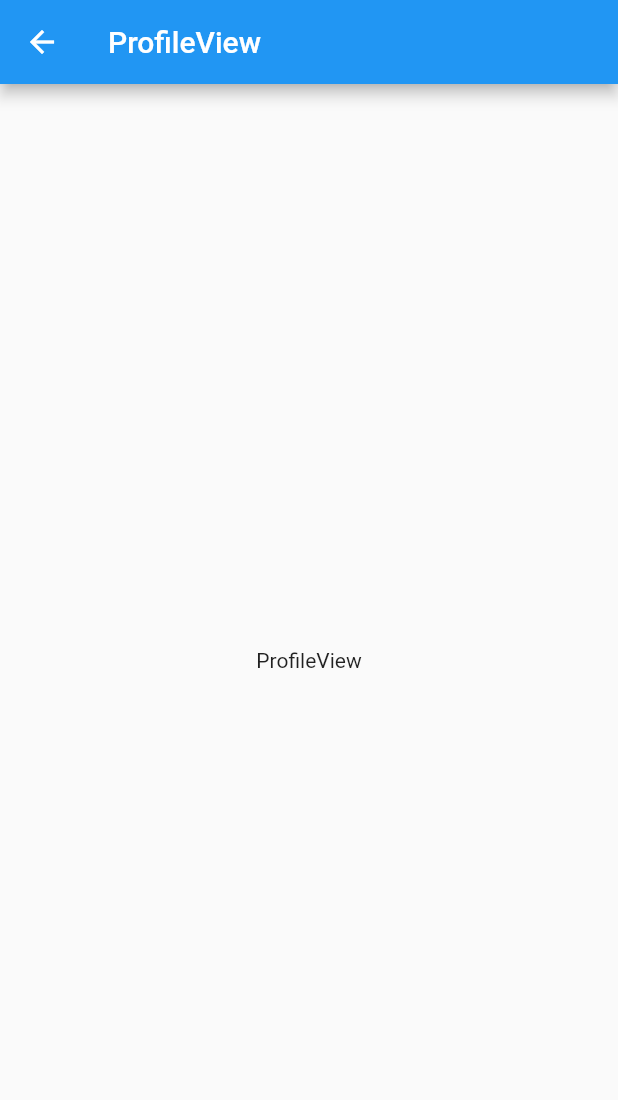
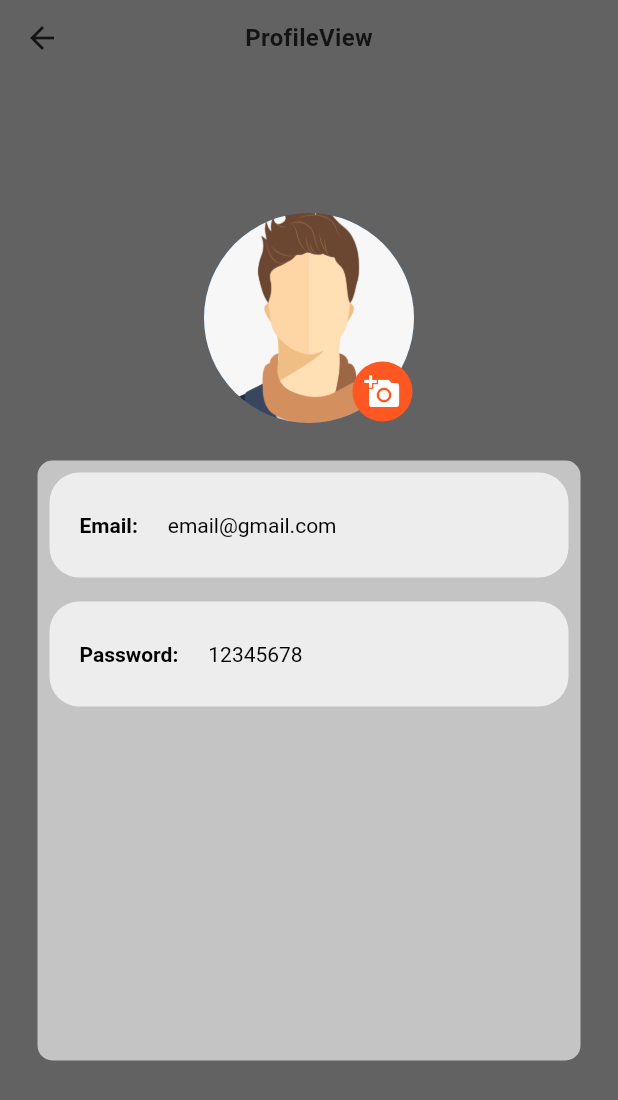
Before and after one commit to fiyakateam/fiyaka-mobile, a Flutter app: the ProfileView screen opened directly, on a phone screen of 412 x 824 dp. Shown: the top 1100 px of the screen. Run offline on Flutter 3.47's test engine with Material 2 defaults, Android fonts, the phone set to English and light mode, and no system bars; our stand-ins replace device_info, dio, get_it, shared_preferences, stacked, stacked_services; accounts and stored records are empty; Roboto replaces fonts that are missing (OpenSans, SFProDisplay); statements that could not run were skipped.

Commit message:
design profile view

```diff
--- a/lib/auth/view/login/login_viewmodel.dart
+++ b/lib/auth/view/login/login_viewmodel.dart
@@ -1,4 +1,5 @@
 import 'package:fiyaka/core/locator.dart';
+import 'package:fiyaka/core/router.dart';
 import 'package:flutter/material.dart';
 import 'package:stacked/stacked.dart';
 import 'package:stacked_services/stacked_services.dart';
@@ -8,7 +9,9 @@ class LoginViewModel extends BaseViewModel {
   final TextEditingController emailController = TextEditingController();
   final TextEditingController passwordController = TextEditingController();
 
-  Future<void> login() async {}
+  Future<void> login() async {
+    await _navigatorService.navigateTo(Routes.profile);
+  }
 
   void unfocus(BuildContext context) => FocusScope.of(context).unfocus();
 }
--- a/lib/auth/view/profile/profile_view.dart
+++ b/lib/auth/view/profile/profile_view.dart
@@ -1,3 +1,4 @@
+import 'package:fiyaka/core/widget/my_app_bar.dart';
 import 'package:stacked/stacked.dart';
 import 'package:flutter/material.dart';
 
@@ -15,12 +16,115 @@ class ProfileView extends ViewModelBuilderWidget<ProfileViewModel> {
 
   @override
   Widget builder(BuildContext context, ProfileViewModel model, Widget child) {
+    Widget _infoSection(String type, String data) {
+      return Padding(
+        padding: const EdgeInsets.all(8.0),
+        child: Container(
+          height: 70,
+          width: double.infinity,
+          decoration: BoxDecoration(
+            color: Colors.white70,
+            borderRadius: BorderRadius.circular(20),
+          ),
+          child: Row(
+            mainAxisAlignment: MainAxisAlignment.start,
+            children: [
+              SizedBox(
+                width: 20,
+              ),
+              Text(
+                type,
+                style: TextStyle(
+                  color: Colors.black,
+                  fontFamily: 'OpenSans',
+                  fontWeight: FontWeight.bold,
+                ),
+              ),
+              SizedBox(
+                width: 20,
+              ),
+              Text(
+                data,
+                style: TextStyle(
+                  color: Colors.black,
+                  fontFamily: 'OpenSans',
+                ),
+              ),
+            ],
+          ),
+        ),
+      );
+    }
+
     return Scaffold(
-      appBar: AppBar(
-        title: Text('ProfileView'),
+      appBar: MyAppBar(
+        title: 'ProfileView',
       ),
-      body: Center(
-        child: Text('ProfileView'),
+      backgroundColor: Color.fromRGBO(98, 98, 98, 1),
+      body: Column(
+        crossAxisAlignment: CrossAxisAlignment.center,
+        mainAxisAlignment: MainAxisAlignment.center,
+        children: [
+          Stack(
+            children: <Widget>[
+              CircleAvatar(
+                radius: 70,
+                child: ClipOval(
+                  child: Image.asset(
+                    'asset/images/avatar.png',
+                    height: 150,
+                    width: 150,
+                    fit: BoxFit.cover,
+                  ),
+                ),
+              ),
+              Positioned(
+                bottom: 1,
+                right: 1,
+                child: Container(
+                  height: 40,
+                  width: 40,
+                  child: GestureDetector(
+                    onTap: () {},
+                    child: Icon(
+                      Icons.add_a_photo,
+                      color: Colors.white,
+                    ),
+                  ),
+                  decoration: BoxDecoration(
+                    color: Colors.deepOrange,
+                    borderRadius: BorderRadius.all(
+                      Radius.circular(20),
+                    ),
+                  ),
+                ),
+              ),
+            ],
+          ),
+          Padding(
+            padding: const EdgeInsets.all(25),
+            child: Stack(
+              alignment: Alignment.topCenter,
+              children: [
+                SizedBox(
+                  width: double.infinity,
+                  height: 400,
+                  child: DecoratedBox(
+                    decoration: BoxDecoration(
+                        color: Color.fromRGBO(196, 196, 196, 1),
+                        borderRadius: BorderRadius.circular(10)),
+                  ),
+                ),
+                Column(
+                  children: [
+                    _infoSection('Email:', 'email@gmail.com'),
+                    _infoSection('Password:', '12345678')
+                  ],
+                ),
+              ],
+            ),
+          ),
+        ],
       ),
     );
   }
--- a/lib/core/router.dart
+++ b/lib/core/router.dart
@@ -1,4 +1,5 @@
 import 'package:fiyaka/auth/view/login/login_view.dart';
+import 'package:fiyaka/auth/view/profile/profile_view.dart';
 import 'package:flutter/cupertino.dart';
 import 'package:flutter/material.dart';
 
@@ -8,6 +9,7 @@ import 'view/not_found/not_found_view.dart';
 class Routes {
   static const String landing = '/';
   static const String login = '/login';
+  static const String profile = '/profile';
 }
 
 abstract class MyRouter {
@@ -43,6 +45,8 @@ abstract class MyRouter {
         return _generateRoute(LandingView(), settings);
       case Routes.login:
         return _generateRoute(LoginView(), settings);
+      case Routes.profile:
+        return _generateRoute(ProfileView(), settings);
       default:
         return _generateRoute(NotFoundView(), settings);
     }
--- a/pubspec.yaml
+++ b/pubspec.yaml
@@ -44,6 +44,7 @@ flutter:
 
   assets:
     - asset/app_icon.png
+    - asset/images/avatar.png
 
   fonts:
     - family: SFProDisplay
```
Also changed, not shown: asset/images/avatar.png (added).
